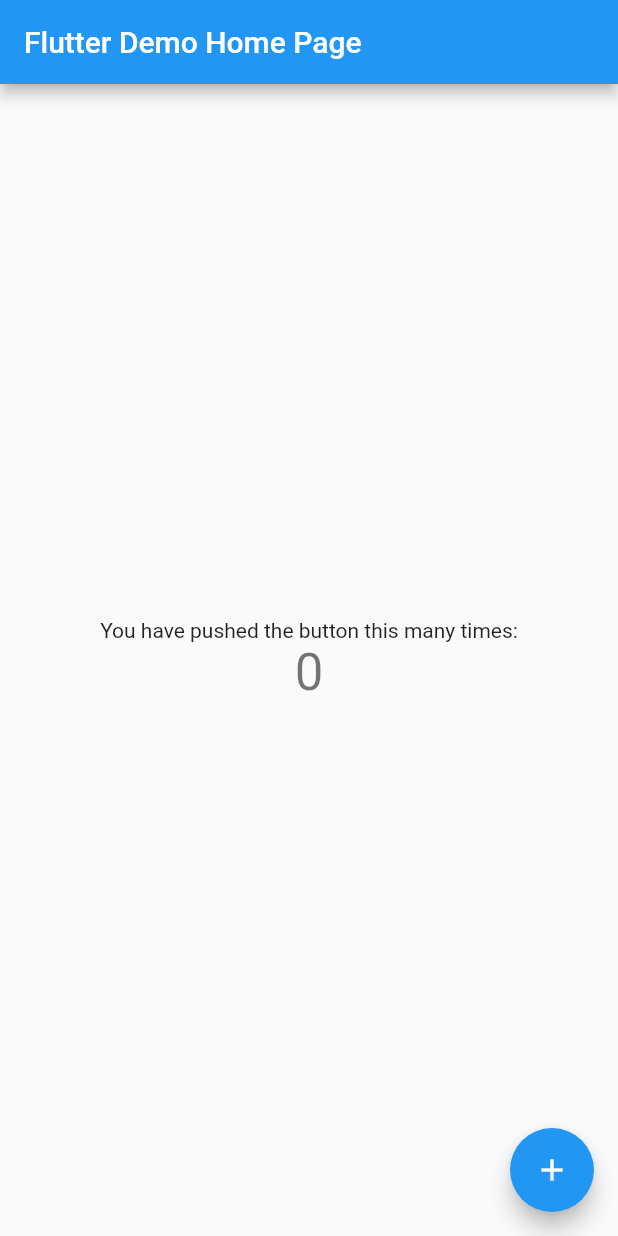
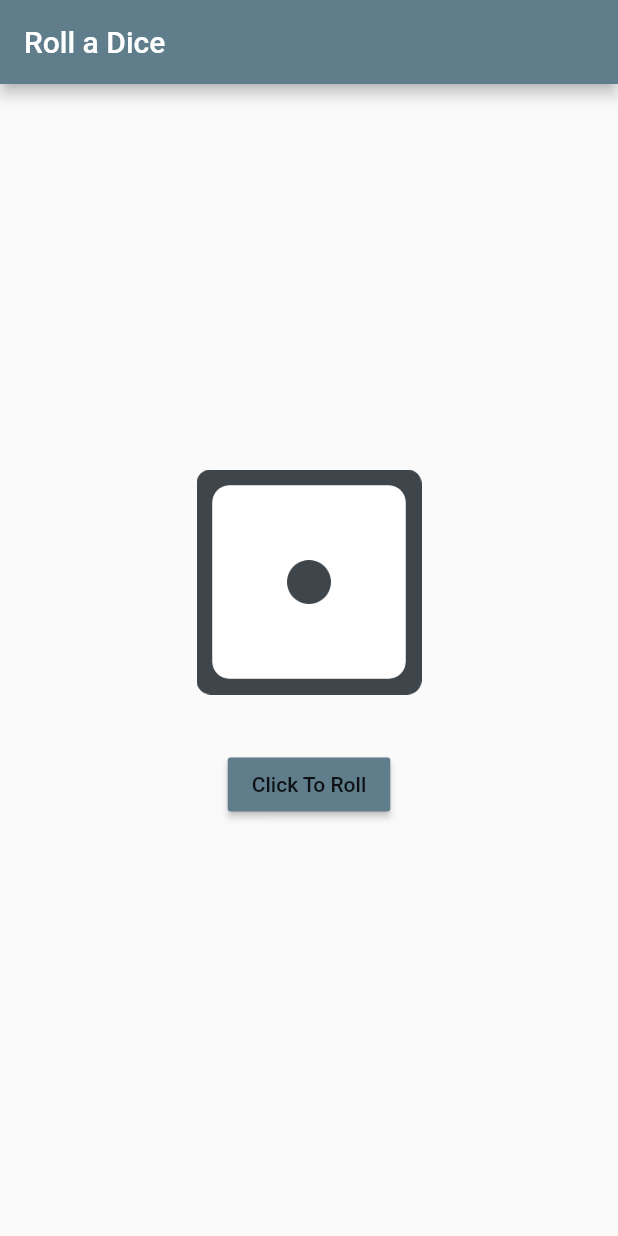
Before and after one commit to rajvaya/DICE_ROLLER, a Flutter app: the screen it shows after launch, on a phone screen of 412 x 824 dp. Run offline on Flutter 3.47's test engine with Material 2 defaults, Android fonts, the phone set to English and light mode, and no system bars.

Commit message:
Working code

```diff
--- /dev/null
+++ b/lib/DiceRoll.dart
@@ -0,0 +1,95 @@
+import 'dart:math';
+
+import 'package:flutter/material.dart';
+
+
+class Roll extends StatefulWidget {
+  @override
+  _RollState createState() => _RollState();
+}
+
+
+class _RollState extends State<Roll> {
+
+  AssetImage one  = AssetImage('img/one.png');
+  AssetImage two  = AssetImage('img/two.png');
+  AssetImage three  = AssetImage('img/three.png');
+  AssetImage four  = AssetImage('img/four.png');
+  AssetImage five  = AssetImage('img/five.png');
+  AssetImage six  = AssetImage('img/six.png');
+  AssetImage dice;
+  AssetImage newdice;
+
+
+
+  void DiceRoll() {
+
+    int Rand = (Random().nextInt(6)+1);
+
+    switch (Rand)
+    {
+      case 1:
+        newdice = one;
+        break;
+      case 2:
+        newdice = two;
+        break;
+      case 3:
+        newdice = three;
+        break;
+      case 4:
+        newdice = four;
+        break;
+      case 5:
+        newdice = five;
+        break;
+      case 6:
+        newdice = six;
+        break;
+
+    }
+
+
+
+    setState(() {
+      dice = newdice;
+
+    });
+
+
+
+  }
+
+
+
+  @override
+  void initState() {
+    // TODO: implement initState
+    super.initState();
+    dice = one;
+  }
+
+
+  @override
+  Widget build(BuildContext context) {
+    return Scaffold(
+           appBar: AppBar(title: Text("Roll a Dice"),),
+      body: Container(
+        child: Center(
+          child: Column(
+            mainAxisAlignment: MainAxisAlignment.center,
+            crossAxisAlignment: CrossAxisAlignment.center,
+            children: <Widget>[
+              Image(image: dice,width: 150,height: 150),
+              SizedBox(height: 16,),
+              Padding(
+                padding: const EdgeInsets.all(20.0),
+                child: RaisedButton(onPressed: DiceRoll,child: Text('Click To Roll'),color: Colors.blueGrey,),
+              )
+            ],
+          ),
+        ),
+      ),
+    );
+  }
+}
--- a/lib/main.dart
+++ b/lib/main.dart
@@ -1,4 +1,5 @@
 import 'package:flutter/material.dart';
+import 'package:flutter_app/DiceRoll.dart';
 
 void main() => runApp(MyApp());
 
@@ -9,103 +10,9 @@ class MyApp extends StatelessWidget {
     return MaterialApp(
       title: 'Flutter Demo',
       theme: ThemeData(
-        // This is the theme of your application.
-        //
-        // Try running your application with "flutter run". You'll see the
-        // application has a blue toolbar. Then, without quitting the app, try
-        // changing the primarySwatch below to Colors.green and then invoke
-        // "hot reload" (press "r" in the console where you ran "flutter run",
-        // or simply save your changes to "hot reload" in a Flutter IDE).
-        // Notice that the counter didn't reset back to zero; the application
-        // is not restarted.
-        primarySwatch: Colors.blue,
+        primarySwatch: Colors.blueGrey
       ),
-      home: MyHomePage(title: 'Flutter Demo Home Page'),
+      home: Roll(),
     );
   }
 }
-
-class MyHomePage extends StatefulWidget {
-  MyHomePage({Key key, this.title}) : super(key: key);
-
-  // This widget is the home page of your application. It is stateful, meaning
-  // that it has a State object (defined below) that contains fields that affect
-  // how it looks.
-
-  // This class is the configuration for the state. It holds the values (in this
-  // case the title) provided by the parent (in this case the App widget) and
-  // used by the build method of the State. Fields in a Widget subclass are
-  // always marked "final".
-
-  final String title;
-
-  @override
-  _MyHomePageState createState() => _MyHomePageState();
-}
-
-class _MyHomePageState extends State<MyHomePage> {
-  int _counter = 0;
-
-  void _incrementCounter() {
-    setState(() {
-      // This call to setState tells the Flutter framework that something has
-      // changed in this State, which causes it to rerun the build method below
-      // so that the display can reflect the updated values. If we changed
-      // _counter without calling setState(), then the build method would not be
-      // called again, and so nothing would appear to happen.
-      _counter++;
-    });
-  }
-
-  @override
-  Widget build(BuildContext context) {
-    // This method is rerun every time setState is called, for instance as done
-    // by the _incrementCounter method above.
-    //
-    // The Flutter framework has been optimized to make rerunning build methods
-    // fast, so that you can just rebuild anything that needs updating rather
-    // than having to individually change instances of widgets.
-    return Scaffold(
-      appBar: AppBar(
-        // Here we take the value from the MyHomePage object that was created by
-        // the App.build method, and use it to set our appbar title.
-        title: Text(widget.title),
-      ),
-      body: Center(
-        // Center is a layout widget. It takes a single child and positions it
-        // in the middle of the parent.
-        child: Column(
-          // Column is also layout widget. It takes a list of children and
-          // arranges them vertically. By default, it sizes itself to fit its
-          // children horizontally, and tries to be as tall as its parent.
-          //
-          // Invoke "debug painting" (press "p" in the console, choose the
-          // "Toggle Debug Paint" action from the Flutter Inspector in Android
-          // Studio, or the "Toggle Debug Paint" command in Visual Studio Code)
-          // to see the wireframe for each widget.
-          //
-          // Column has various properties to control how it sizes itself and
-          // how it positions its children. Here we use mainAxisAlignment to
-          // center the children vertically; the main axis here is the vertical
-          // axis because Columns are vertical (the cross axis would be
-          // horizontal).
-          mainAxisAlignment: MainAxisAlignment.center,
-          children: <Widget>[
-            Text(
-              'You have pushed the button this many times:',
-            ),
-            Text(
-              '$_counter',
-              style: Theme.of(context).textTheme.display1,
-            ),
-          ],
-        ),
-      ),
-      floatingActionButton: FloatingActionButton(
-        onPressed: _incrementCounter,
-        tooltip: 'Increment',
-        child: Icon(Icons.add),
-      ), // This trailing comma makes auto-formatting nicer for build methods.
-    );
-  }
-}
--- a/pubspec.yaml
+++ b/pubspec.yaml
@@ -44,6 +44,8 @@ flutter:
   # assets:
   #  - images/a_dot_burr.jpeg
   #  - images/a_dot_ham.jpeg
+  assets:
+    - img/
 
   # An image asset can refer to one or more resolution-specific "variants", see
   # https://flutter.dev/assets-and-images/#resolution-aware.
```
Also changed, not shown: img/five.png (added), img/four.png (added), img/one.png (added), img/six.png (added), img/three.png (added), img/two.png (added).
